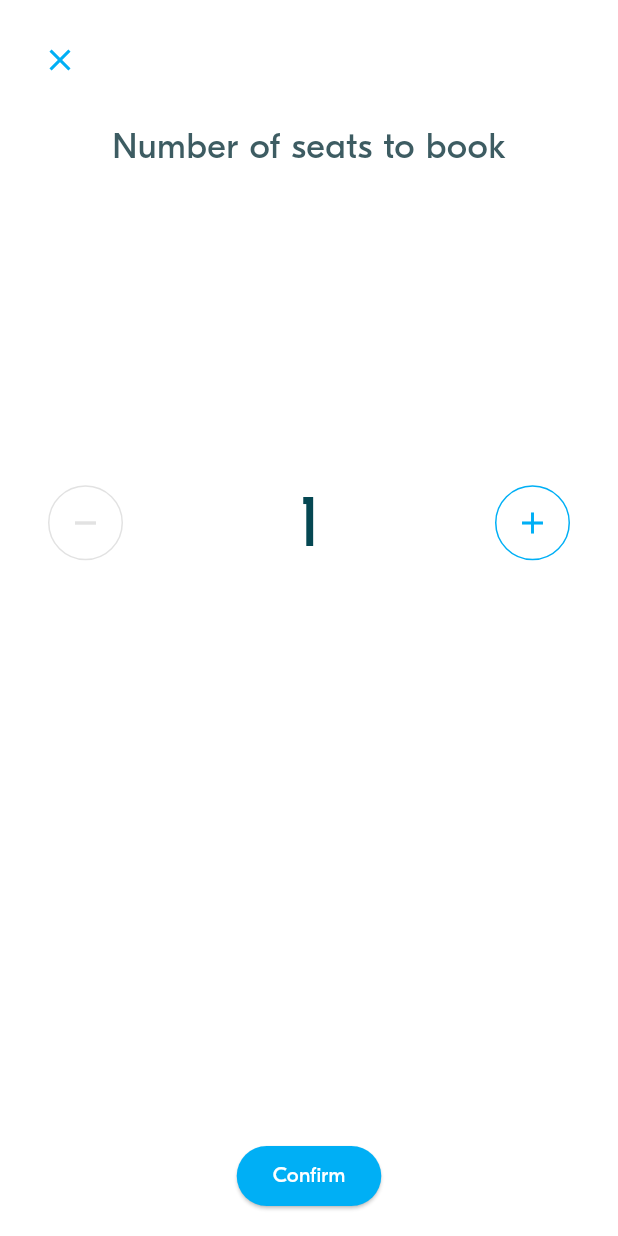
After one commit to KhengChamnan/Advance-Mobile, a Flutter app: the screen it shows after launch, after a tap on an icon or button, on a phone screen of 412 x 824 dp. The commit adds this screen. Run offline on Flutter 3.47's test engine with Material 3 defaults, Android fonts, the phone set to English and light mode, and no system bars; project files that could hold a hidden picture were left out.

Commit message:
bla_08 implemetn spinner

```diff
--- a/lib/screens/ride_pref/widgets/ride_pref_form.dart
+++ b/lib/screens/ride_pref/widgets/ride_pref_form.dart
@@ -1,5 +1,6 @@
 import 'package:flutter/material.dart';
 import 'package:week_3_blabla_project/screens/ride_pref/widgets/ride_pref_form_search.dart';
+import 'package:week_3_blabla_project/screens/ride_pref/widgets/ride_pref_form_seat.dart';
 import 'package:week_3_blabla_project/theme/theme.dart';
 import 'package:week_3_blabla_project/utils/animations_util.dart';
 import 'package:week_3_blabla_project/utils/date_time_util.dart';
@@ -67,6 +68,7 @@ class _RidePrefFormState extends State<RidePrefForm> {
     }
   }
 
+
   //pickingdate for choose date field
   Future<void> _pickDate(BuildContext context) async {
     final DateTime? pickedDate = await showDatePicker(
@@ -112,6 +114,12 @@ class _RidePrefFormState extends State<RidePrefForm> {
     );
   }
 
+  //handle seat change
+  void _handleSeatsChanged(int newSeats) {
+    setState(() {
+      requestedSeats = newSeats;
+    });
+  }
 // ----------------------------------
   // Build the widgets
   // ----------------------------------
@@ -264,7 +272,16 @@ class _RidePrefFormState extends State<RidePrefForm> {
   /// Builds a row for selecting the number of seats.
   Widget _buildSeatsRow({required int seats, void Function()? onTap}) {
     return InkWell(
-      onTap: onTap,
+      onTap: () async {
+        final result = await Navigator.of(context).push<int>(
+          AnimationUtils.createBottomToTopRoute(
+            SeatBookingScreen(initialSeats: requestedSeats),
+          ),
+        );
+        if (result != null) {
+          _handleSeatsChanged(result);
+        }
+      },
       child: Padding(
         padding: const EdgeInsets.symmetric(vertical: 12.0),
         child: Row(
@@ -272,7 +289,7 @@ class _RidePrefFormState extends State<RidePrefForm> {
             Icon(Icons.person_outline, color: BlaColors.iconLight),
             const SizedBox(width: 16),
             Text(
-              '$seats',
+              '$requestedSeats',
               style: BlaTextStyles.label.copyWith(
                 color: BlaColors.textNormal,
                 fontWeight: FontWeight.bold,
@@ -283,4 +300,6 @@ class _RidePrefFormState extends State<RidePrefForm> {
       ),
     );
   }
+
+
 }
--- /dev/null
+++ b/lib/screens/ride_pref/widgets/ride_pref_form_seat.dart
@@ -0,0 +1,147 @@
+import 'package:flutter/material.dart';
+import 'package:week_3_blabla_project/theme/theme.dart';
+import 'package:week_3_blabla_project/widgets/actions/bla_button.dart' show BlaButton, ButtonType;
+
+class SeatBookingScreen extends StatefulWidget {
+  final int initialSeats;
+
+  const SeatBookingScreen({Key? key, required this.initialSeats})
+      : super(key: key);
+
+  @override
+  _SeatBookingScreenState createState() => _SeatBookingScreenState();
+}
+
+class _SeatBookingScreenState extends State<SeatBookingScreen> {
+  late int _numberOfSeats;
+  static const int _minSeats = 1;
+  static const int _maxSeats = 8;
+
+  @override
+  void initState() {
+    super.initState();
+    _numberOfSeats = widget.initialSeats;
+  }
+
+  @override
+  Widget build(BuildContext context) {
+    return Scaffold(
+      backgroundColor: BlaColors.white,
+      body: SafeArea(
+        child: Column(
+          children: [
+            // Close button (top left)
+            Padding(
+              padding: const EdgeInsets.all(16.0),
+              child: Align(
+                alignment: Alignment.topLeft,
+                child: IconButton(
+                  icon: Icon(Icons.close, color: BlaColors.primary),
+                  onPressed: () {
+                    Navigator.pop(context);
+                  },
+                ),
+              ),
+            ),
+            // Title
+            Padding(
+              padding: const EdgeInsets.symmetric(horizontal: 16.0),
+              child: Text(
+                "Number of seats to book",
+                style: BlaTextStyles.heading.copyWith(
+                  fontSize: 24.0,
+                  fontWeight: FontWeight.w500,
+                  color: BlaColors.iconNormal,
+                ),
+              ),
+            ),
+            const SizedBox(height: 200),
+            // Seat selection row
+            Padding(
+              padding: const EdgeInsets.symmetric(horizontal: 32.0),
+              child: Row(
+                mainAxisAlignment: MainAxisAlignment.spaceBetween,
+                children: [
+                  // Minus button (disabled when _numberOfSeats == _minSeats)
+                  Container(
+                    decoration: ShapeDecoration(
+                      shape: CircleBorder(
+                        side: BorderSide(
+                          color: _numberOfSeats > _minSeats ? BlaColors.primary : BlaColors.disabled,
+                        ),
+                      ),
+                      color: Colors.transparent,
+                    ),
+                    child: IconButton(
+                      icon: const Icon(Icons.remove),
+                      onPressed: _numberOfSeats > _minSeats
+                          ? () {
+                              setState(() {
+                                _numberOfSeats--;
+                              });
+                            }
+                          : null,
+                      color: BlaColors.primary,
+                      disabledColor: BlaColors.disabled,
+                    ),
+                  ),
+                  // Display selected seat count
+                  Text(
+                    '$_numberOfSeats',
+                    style: BlaTextStyles.heading.copyWith(
+                      fontSize: 48.0,
+                      fontWeight: FontWeight.w400,
+                      color: BlaColors.neutralDark,
+                    ),
+                  ),
+                  // Plus button (disabled when _numberOfSeats == _maxSeats)
+                  Container(
+                    decoration: ShapeDecoration(
+                      shape: CircleBorder(
+                        side: BorderSide(
+                          color: _numberOfSeats < _maxSeats ? BlaColors.primary : BlaColors.disabled,
+                        ),
+                      ),
+                      color: Colors.transparent,
+                    ),
+                    child: IconButton(
+                      icon: const Icon(Icons.add),
+                      onPressed: _numberOfSeats < _maxSeats
+                          ? () {
+                              setState(() {
+                                _numberOfSeats++;
+                              });
+                            }
+                          : null,
+                      color: BlaColors.primary,
+                      disabledColor: BlaColors.disabled,
+                    ),
+                  ),
+                ],
+              ),
+            ),
+            const Spacer(),
+            // Confirm button: returns the new seat number using BlaButton
+            Padding(
+              padding: const EdgeInsets.all(16.0),
+              child: Center(
+                child: SizedBox(
+                  child: BlaButton(
+                    text: "Confirm",
+                    onPress: () {
+                      Navigator.pop(context, _numberOfSeats);
+                    },
+                    buttonType: ButtonType.primary,
+                    shape: RoundedRectangleBorder(
+                      borderRadius: BorderRadius.circular(30.0),
+                    ),
+                  ),
+                ),
+              ),
+            ),
+          ],
+        ),
+      ),
+    );
+  }
+}
```
Also changed, not shown: 1 other file.
